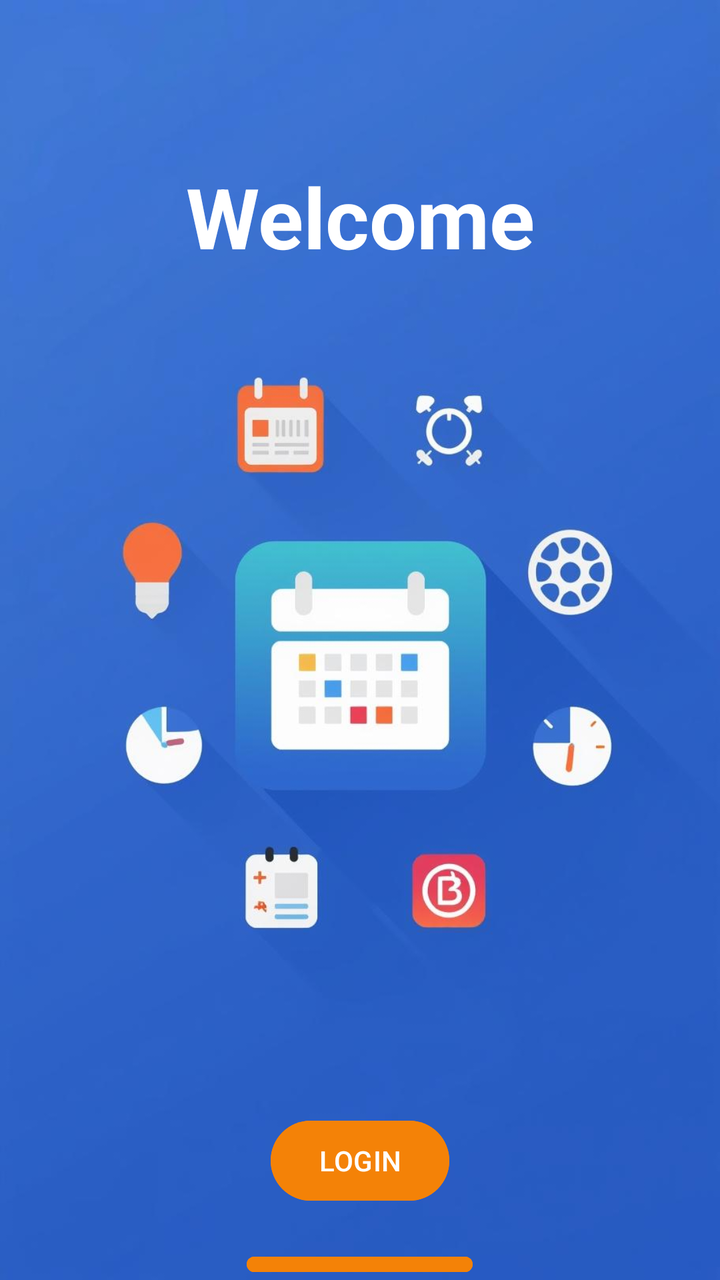
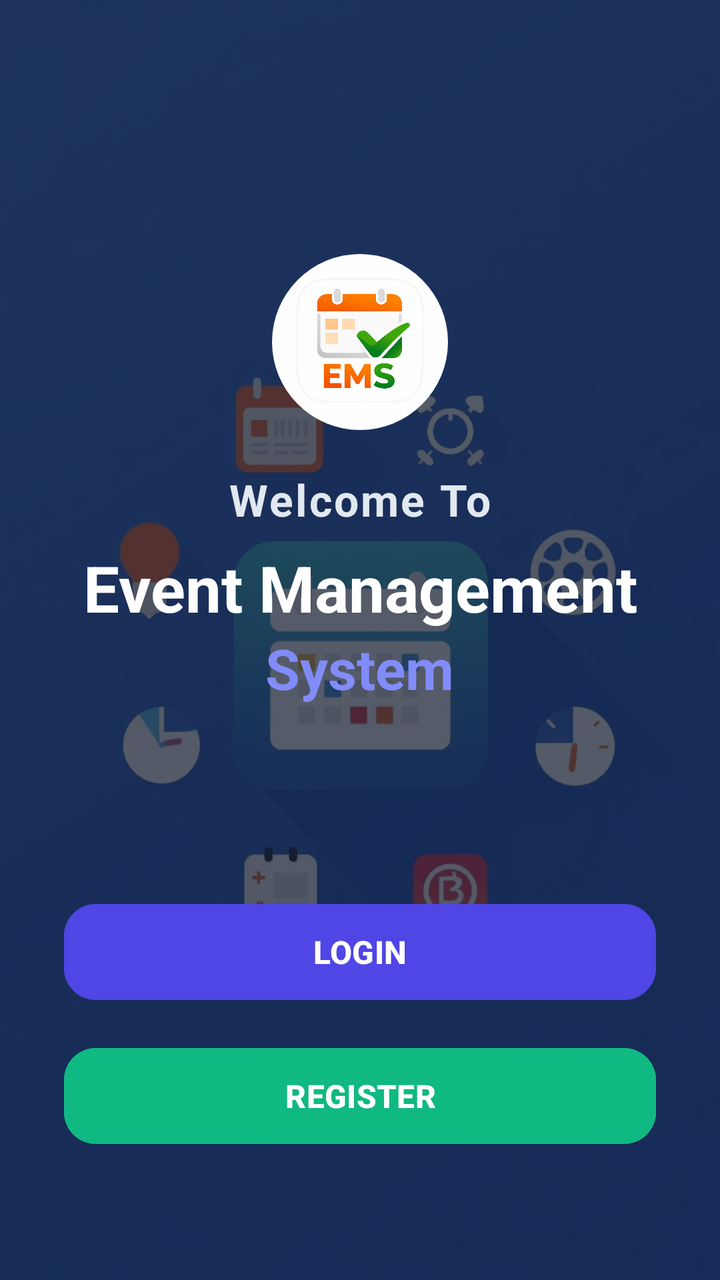

Compare the two renders of this Android layout. The source of the first and the diff that turns it into the second are given below.
<!-- AndroidManifest.xml: application theme Theme.EventManagementSystem -->
<!-- res/layout/activity_main.xml -->
<androidx.drawerlayout.widget.DrawerLayout
    xmlns:android="http://schemas.android.com/apk/res/android"
    android:id="@+id/drawerLayout"
    android:layout_width="match_parent"
    android:layout_height="match_parent">

    <LinearLayout
        android:layout_width="match_parent"
        android:layout_height="match_parent"
        android:orientation="vertical"
        android:background="@drawable/event_home">

        <LinearLayout
            android:layout_width="match_parent"
            android:layout_height="wrap_content"
            android:layout_marginTop="80dp"
            android:orientation="vertical">



        <TextView
            android:layout_width="match_parent"
            android:layout_height="wrap_content"
            android:gravity="center"
            android:textStyle="bold"
            android:textColor="@color/white"
            android:text="Welcome"
            android:textSize="42sp" />


    </LinearLayout>


        <LinearLayout
            android:layout_width="match_parent"
            android:layout_height="wrap_content"
            android:gravity="center"
            android:layout_marginTop="420dp"
            android:orientation="vertical">

            <Button
                android:id="@+id/btnLogin"
                android:layout_width="wrap_content"
                android:layout_height="wrap_content"
                android:text="LOGIN"
                android:backgroundTint="#F48207"
                android:gravity="center"/>

            <Button
                android:id="@+id/btnRegister"
                android:layout_width="wrap_content"
                android:layout_height="wrap_content"
                android:layout_marginTop="20dp"
                android:text="REGISTER"
                android:backgroundTint="#F48207"
                android:gravity="center"/>

        </LinearLayout>


    </LinearLayout>



</androidx.drawerlayout.widget.DrawerLayout>
<!-- resources referenced by this layout -->
<resources>
  <color name="white">#FFFFFFFF</color>
  <!-- drawable event_home: jpg bitmap (drawable, 102993 bytes) -->
  <style name="Theme.EventManagementSystem" parent="Base.Theme.EventManagementSystem" />
  <style name="Base.Theme.EventManagementSystem" parent="Theme.Material3.DayNight.NoActionBar">
          
          
      </style>
</resources>

<!-- the commit's change to res/layout/activity_main.xml (unified diff, before → after) -->
@@ -1,65 +1,108 @@
-<androidx.drawerlayout.widget.DrawerLayout
+<?xml version="1.0" encoding="utf-8"?>
+<FrameLayout
     xmlns:android="http://schemas.android.com/apk/res/android"
-    android:id="@+id/drawerLayout"
+    xmlns:app="http://schemas.android.com/apk/res-auto"
     android:layout_width="match_parent"
     android:layout_height="match_parent">
+
+    
+    <ImageView
+        android:layout_width="match_parent"
+        android:layout_height="match_parent"
+        android:src="@drawable/event_home"
+        android:scaleType="centerCrop"
+        android:contentDescription="@string/bg_description"/>
+
+    
+    <View
+        android:layout_width="match_parent"
+        android:layout_height="match_parent"
+        android:background="#B30F172A"/>
 
     <LinearLayout
         android:layout_width="match_parent"
         android:layout_height="match_parent"
         android:orientation="vertical"
-        android:background="@drawable/event_home">
+        android:padding="32dp"
+        android:gravity="center">
 
         <LinearLayout
             android:layout_width="match_parent"
-            android:layout_height="wrap_content"
-            android:layout_marginTop="80dp"
-            android:orientation="vertical">
+            android:layout_height="0dp"
+            android:layout_weight="1"
+            android:orientation="vertical"
+            android:gravity="center">
 
+            <com.google.android.material.imageview.ShapeableImageView
+                android:layout_width="88dp"
+                android:layout_height="88dp"
+                android:src="@drawable/even_icon"
+                android:scaleType="centerCrop"
+                app:shapeAppearanceOverlay="@style/ShapeAppearance.Material3.Corner.Full"
+                android:layout_marginBottom="20dp"/>
 
-
-        <TextView
-            android:layout_width="match_parent"
-            android:layout_height="wrap_content"
-            android:gravity="center"
-            android:textStyle="bold"
-            android:textColor="@color/white"
-            android:text="Welcome"
-            android:textSize="42sp" />
-
-
-    </LinearLayout>
-
-
-        <LinearLayout
-            android:layout_width="match_parent"
-            android:layout_height="wrap_content"
-            android:gravity="center"
-            android:layout_marginTop="420dp"
-            android:orientation="vertical">
-
-            <Button
-                android:id="@+id/btnLogin"
+            <TextView
                 android:layout_width="wrap_content"
                 android:layout_height="wrap_content"
-                android:text="LOGIN"
-                android:backgroundTint="#F48207"
-                android:gravity="center"/>
+                android:text="Welcome To"
+                android:textSize="22sp"
+                android:textColor="#E2E8F0"
+                android:textStyle="bold"
+                android:letterSpacing="0.05"/>
 
-            <Button
-                android:id="@+id/btnRegister"
+            <TextView
                 android:layout_width="wrap_content"
                 android:layout_height="wrap_content"
-                android:layout_marginTop="20dp"
-                android:text="REGISTER"
-                android:backgroundTint="#F48207"
+                android:text="Event Management"
+                android:textSize="32sp"
+                android:textStyle="bold"
+                android:textColor="#FFFFFF"
+                android:gravity="center"
+                android:layout_marginTop="8dp"/>
+
+            <TextView
+                android:layout_width="wrap_content"
+                android:layout_height="wrap_content"
+                android:text="System"
+                android:textSize="28sp"
+                android:textStyle="bold"
+                android:textColor="#818CF8"
                 android:gravity="center"/>
 
         </LinearLayout>
 
+        
+        <LinearLayout
+            android:layout_width="match_parent"
+            android:layout_height="wrap_content"
+            android:orientation="vertical"
+            android:layout_marginBottom="32dp">
+
+            <Button
+                android:id="@+id/btnLogin"
+                android:layout_width="match_parent"
+                android:layout_height="56dp"
+                android:text="LOGIN"
+                android:textSize="16sp"
+                android:textStyle="bold"
+                android:textColor="@android:color/white"
+                android:backgroundTint="#4F46E5"
+                app:cornerRadius="16dp"/>
+
+            <Button
+                android:id="@+id/btnRegister"
+                android:layout_width="match_parent"
+                android:layout_height="56dp"
+                android:layout_marginTop="16dp"
+                android:text="REGISTER"
+                android:textSize="16sp"
+                android:textStyle="bold"
+                android:textColor="@android:color/white"
+                android:backgroundTint="#10B981"
+                app:cornerRadius="16dp"/>
+
+        </LinearLayout>
 
     </LinearLayout>
 
-
-
-</androidx.drawerlayout.widget.DrawerLayout>
+</FrameLayout>
<!-- resource entries referenced after the edit -->
@@ -1,11 +1,17 @@
 <!-- resources referenced by this layout -->
 <resources>
-  <color name="white">#FFFFFFFF</color>
+  <!-- drawable even_icon: png bitmap (drawable, 211189 bytes) -->
   <!-- drawable event_home: jpg bitmap (drawable, 102993 bytes) -->
+  <string name="bg_description">Background Image</string>
   <style name="Theme.EventManagementSystem" parent="Base.Theme.EventManagementSystem" />
   <style name="Base.Theme.EventManagementSystem" parent="Theme.Material3.DayNight.NoActionBar">
-          
-          
+          <item name="colorPrimary">@color/primary</item>
+          <item name="colorPrimaryVariant">@color/primary_dark</item>
+          <item name="colorSecondary">@color/accent_orange</item>
+          <item name="android:statusBarColor">@color/primary_dark</item>
       </style>
+  <color name="primary">#4F46E5</color>
+  <color name="primary_dark">#3730A3</color>
+  <color name="accent_orange">#F97316</color>
 </resources>
 
